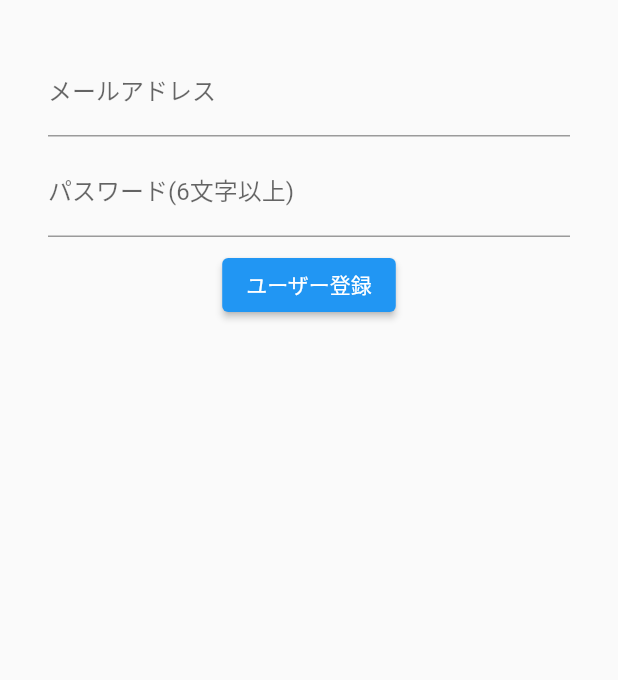
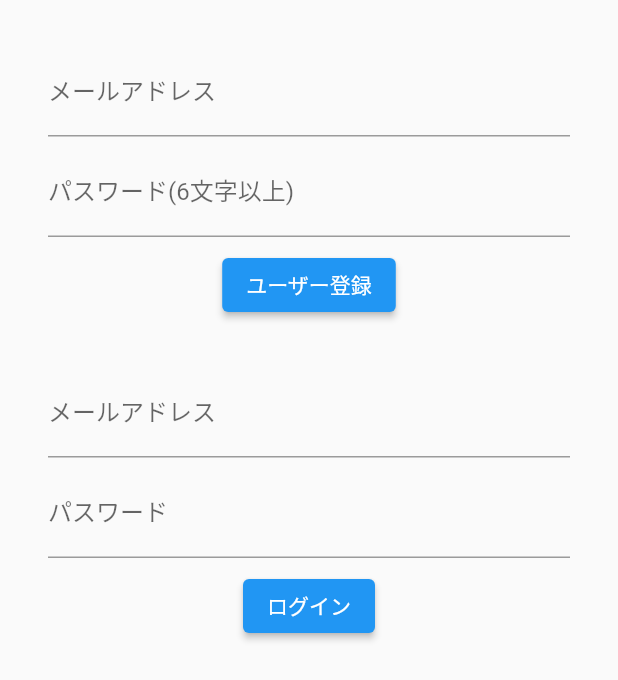
Before and after one commit to tadakun8/flutter-firebase-chatapp, a Flutter app: the screen it shows after launch, on a phone screen of 412 x 824 dp. Shown: the top 680 px of the screen. Run offline on Flutter 3.47's test engine with Material 2 defaults, Android fonts, the phone set to English and light mode, and no system bars; our stand-ins replace firebase_auth, firebase_core; accounts and stored records are empty.

Commit message:
feat: add login feature on main page

```diff
--- a/lib/main.dart
+++ b/lib/main.dart
@@ -32,6 +32,10 @@
   String newUserEmail = '';
   // 入力されたパスワード
   String newUserPassword = '';
+  // 入力されたメールアドレス(ログイン)
+  String loginUserEmail = '';
+  // 入力されたパスワード(ログイン)
+  String loginUserPassword = '';
   // 登録・ログインに関する情報を表示
   String infoText = '';
 
@@ -82,7 +86,49 @@
             },
             child: Text("ユーザー登録"),
           ),
+          const SizedBox(height: 32),
+          TextFormField(
+            decoration: InputDecoration(labelText: "メールアドレス"),
+            onChanged: (String value) {
+              setState(() {
+                loginUserEmail = value;
+              });
+            },
+          ),
           const SizedBox(height: 8),
+          TextFormField(
+            decoration: InputDecoration(labelText: 'パスワード'),
+            obscureText: true,
+            onChanged: (String value) {
+              setState(() {
+                loginUserPassword = value;
+              });
+            },
+          ),
+          const SizedBox(height: 8),
+          ElevatedButton(
+            onPressed: () async {
+              try {
+                final FirebaseAuth auth = FirebaseAuth.instance;
+                final UserCredential result = await auth.signInWithEmailAndPassword(
+                  email: loginUserEmail,
+                  password: loginUserPassword,
+                );
+                final User user = result.user!;
+                setState(() {
+                  infoText = "ログインOK${user.email}";
+                });
+              } catch (e) {
+                setState(() {
+                  infoText = "ログインNG${e.toString()}";
+                });
+              }
+            },
+            child: Text("ログイン"),
+          ),
+          const SizedBox(
+            height: 8,
+          ),
           Text(infoText)
         ],
       ),
```
